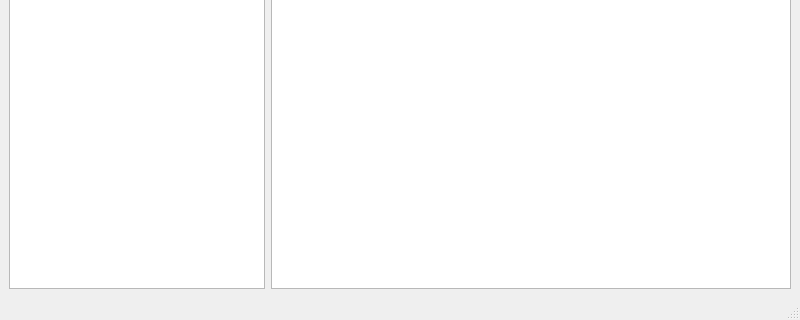
The window that tl45emu.ui (transfer-learning/qTL45) describes before a commit, drawn with Qt 5; both pictures show x 0 to 800 and y 280 to 600 of the 800 by 600 pixel window.
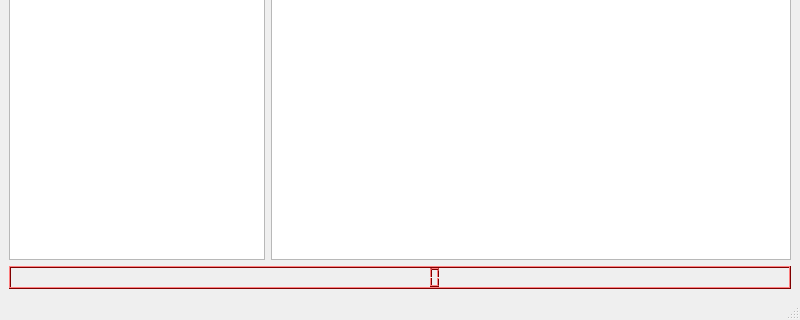
The same window after the commit.

```diff
--- a/tl45emu.ui
+++ b/tl45emu.ui
@@ -54,14 +54,482 @@
          </widget>
         </item>
         <item>
-         <widget class="QTableView" name="memory_view"/>
+         <widget class="QListView" name="memory_view">
+          <property name="enabled">
+           <bool>true</bool>
+          </property>
+          <property name="selectionMode">
+           <enum>QAbstractItemView::SingleSelection</enum>
+          </property>
+         </widget>
         </item>
        </layout>
       </item>
      </layout>
     </item>
     <item>
-     <layout class="QGridLayout" name="gridLayout"/>
+     <layout class="QGridLayout" name="gridLayout">
+      <item row="0" column="0">
+       <widget class="QLCDNumber" name="lcdNumber">
+        <property name="palette">
+         <palette>
+          <active>
+           <colorrole role="WindowText">
+            <brush brushstyle="SolidPattern">
+             <color alpha="255">
+              <red>0</red>
+              <green>0</green>
+              <blue>0</blue>
+             </color>
+            </brush>
+           </colorrole>
+           <colorrole role="Button">
+            <brush brushstyle="SolidPattern">
+             <color alpha="255">
+              <red>255</red>
+              <green>0</green>
+              <blue>0</blue>
+             </color>
+            </brush>
+           </colorrole>
+           <colorrole role="Light">
+            <brush brushstyle="SolidPattern">
+             <color alpha="255">
+              <red>255</red>
+              <green>127</green>
+              <blue>127</blue>
+             </color>
+            </brush>
+           </colorrole>
+           <colorrole role="Midlight">
+            <brush brushstyle="SolidPattern">
+             <color alpha="255">
+              <red>255</red>
+              <green>63</green>
+              <blue>63</blue>
+             </color>
+            </brush>
+           </colorrole>
+           <colorrole role="Dark">
+            <brush brushstyle="SolidPattern">
+             <color alpha="255">
+              <red>127</red>
+              <green>0</green>
+              <blue>0</blue>
+             </color>
+            </brush>
+           </colorrole>
+           <colorrole role="Mid">
+            <brush brushstyle="SolidPattern">
+             <color alpha="255">
+              <red>170</red>
+              <green>0</green>
+              <blue>0</blue>
+             </color>
+            </brush>
+           </colorrole>
+           <colorrole role="Text">
+            <brush brushstyle="SolidPattern">
+             <color alpha="255">
+              <red>0</red>
+              <green>0</green>
+              <blue>0</blue>
+             </color>
+            </brush>
+           </colorrole>
+           <colorrole role="BrightText">
+            <brush brushstyle="SolidPattern">
+             <color alpha="255">
+              <red>255</red>
+              <green>255</green>
+              <blue>255</blue>
+             </color>
+            </brush>
+           </colorrole>
+           <colorrole role="ButtonText">
+            <brush brushstyle="SolidPattern">
+             <color alpha="255">
+              <red>0</red>
+              <green>0</green>
+              <blue>0</blue>
+             </color>
+            </brush>
+           </colorrole>
+           <colorrole role="Base">
+            <brush brushstyle="SolidPattern">
+             <color alpha="255">
+              <red>255</red>
+              <green>255</green>
+              <blue>255</blue>
+             </color>
+            </brush>
+           </colorrole>
+           <colorrole role="Window">
+            <brush brushstyle="SolidPattern">
+             <color alpha="255">
+              <red>255</red>
+              <green>0</green>
+              <blue>0</blue>
+             </color>
+            </brush>
+           </colorrole>
+           <colorrole role="Shadow">
+            <brush brushstyle="SolidPattern">
+             <color alpha="255">
+              <red>0</red>
+              <green>0</green>
+              <blue>0</blue>
+             </color>
+            </brush>
+           </colorrole>
+           <colorrole role="AlternateBase">
+            <brush brushstyle="SolidPattern">
+             <color alpha="255">
+              <red>255</red>
+              <green>127</green>
+              <blue>127</blue>
+             </color>
+            </brush>
+           </colorrole>
+           <colorrole role="ToolTipBase">
+            <brush brushstyle="SolidPattern">
+             <color alpha="255">
+              <red>255</red>
+              <green>255</green>
+              <blue>220</blue>
+             </color>
+            </brush>
+           </colorrole>
+           <colorrole role="ToolTipText">
+            <brush brushstyle="SolidPattern">
+             <color alpha="255">
+              <red>0</red>
+              <green>0</green>
+              <blue>0</blue>
+             </color>
+            </brush>
+           </colorrole>
+           <colorrole role="PlaceholderText">
+            <brush brushstyle="SolidPattern">
+             <color alpha="128">
+              <red>0</red>
+              <green>0</green>
+              <blue>0</blue>
+             </color>
+            </brush>
+           </colorrole>
+          </active>
+          <inactive>
+           <colorrole role="WindowText">
+            <brush brushstyle="SolidPattern">
+             <color alpha="255">
+              <red>0</red>
+              <green>0</green>
+              <blue>0</blue>
+             </color>
+            </brush>
+           </colorrole>
+           <colorrole role="Button">
+            <brush brushstyle="SolidPattern">
+             <color alpha="255">
+              <red>255</red>
+              <green>0</green>
+              <blue>0</blue>
+             </color>
+            </brush>
+           </colorrole>
+           <colorrole role="Light">
+            <brush brushstyle="SolidPattern">
+             <color alpha="255">
+              <red>255</red>
+              <green>127</green>
+              <blue>127</blue>
+             </color>
+            </brush>
+           </colorrole>
+           <colorrole role="Midlight">
+            <brush brushstyle="SolidPattern">
+             <color alpha="255">
+              <red>255</red>
+              <green>63</green>
+              <blue>63</blue>
+             </color>
+            </brush>
+           </colorrole>
+           <colorrole role="Dark">
+            <brush brushstyle="SolidPattern">
+             <color alpha="255">
+              <red>127</red>
+              <green>0</green>
+              <blue>0</blue>
+             </color>
+            </brush>
+           </colorrole>
+           <colorrole role="Mid">
+            <brush brushstyle="SolidPattern">
+             <color alpha="255">
+              <red>170</red>
+              <green>0</green>
+              <blue>0</blue>
+             </color>
+            </brush>
+           </colorrole>
+           <colorrole role="Text">
+            <brush brushstyle="SolidPattern">
+             <color alpha="255">
+              <red>0</red>
+              <green>0</green>
+              <blue>0</blue>
+             </color>
+            </brush>
+           </colorrole>
+           <colorrole role="BrightText">
+            <brush brushstyle="SolidPattern">
+             <color alpha="255">
+              <red>255</red>
+              <green>255</green>
+              <blue>255</blue>
+             </color>
+            </brush>
+           </colorrole>
+           <colorrole role="ButtonText">
+            <brush brushstyle="SolidPattern">
+             <color alpha="255">
+              <red>0</red>
+              <green>0</green>
+              <blue>0</blue>
+             </color>
+            </brush>
+           </colorrole>
+           <colorrole role="Base">
+            <brush brushstyle="SolidPattern">
+             <color alpha="255">
+              <red>255</red>
+              <green>255</green>
+              <blue>255</blue>
+             </color>
+            </brush>
+           </colorrole>
+           <colorrole role="Window">
+            <brush brushstyle="SolidPattern">
+             <color alpha="255">
+              <red>255</red>
+              <green>0</green>
+              <blue>0</blue>
+             </color>
+            </brush>
+           </colorrole>
+           <colorrole role="Shadow">
+            <brush brushstyle="SolidPattern">
+             <color alpha="255">
+              <red>0</red>
+              <green>0</green>
+              <blue>0</blue>
+             </color>
+            </brush>
+           </colorrole>
+           <colorrole role="AlternateBase">
+            <brush brushstyle="SolidPattern">
+             <color alpha="255">
+              <red>255</red>
+              <green>127</green>
+              <blue>127</blue>
+             </color>
+            </brush>
+           </colorrole>
+           <colorrole role="ToolTipBase">
+            <brush brushstyle="SolidPattern">
+             <color alpha="255">
+              <red>255</red>
+              <green>255</green>
+              <blue>220</blue>
+             </color>
+            </brush>
+           </colorrole>
+           <colorrole role="ToolTipText">
+            <brush brushstyle="SolidPattern">
+             <color alpha="255">
+              <red>0</red>
+              <green>0</green>
+              <blue>0</blue>
+             </color>
+            </brush>
+           </colorrole>
+           <colorrole role="PlaceholderText">
+            <brush brushstyle="SolidPattern">
+             <color alpha="128">
+              <red>0</red>
+              <green>0</green>
+              <blue>0</blue>
+             </color>
+            </brush>
+           </colorrole>
+          </inactive>
+          <disabled>
+           <colorrole role="WindowText">
+            <brush brushstyle="SolidPattern">
+             <color alpha="255">
+              <red>127</red>
+              <green>0</green>
+              <blue>0</blue>
+             </color>
+            </brush>
+           </colorrole>
+           <colorrole role="Button">
+            <brush brushstyle="SolidPattern">
+             <color alpha="255">
+              <red>255</red>
+              <green>0</green>
+              <blue>0</blue>
+             </color>
+            </brush>
+           </colorrole>
+           <colorrole role="Light">
+            <brush brushstyle="SolidPattern">
+             <color alpha="255">
+              <red>255</red>
+              <green>127</green>
+              <blue>127</blue>
+             </color>
+            </brush>
+           </colorrole>
+           <colorrole role="Midlight">
+            <brush brushstyle="SolidPattern">
+             <color alpha="255">
+              <red>255</red>
+              <green>63</green>
+              <blue>63</blue>
+             </color>
+            </brush>
+           </colorrole>
+           <colorrole role="Dark">
+            <brush brushstyle="SolidPattern">
+             <color alpha="255">
+              <red>127</red>
+              <green>0</green>
+              <blue>0</blue>
+             </color>
+            </brush>
+           </colorrole>
+           <colorrole role="Mid">
+            <brush brushstyle="SolidPattern">
+             <color alpha="255">
+              <red>170</red>
+              <green>0</green>
+              <blue>0</blue>
+             </color>
+            </brush>
+           </colorrole>
+           <colorrole role="Text">
+            <brush brushstyle="SolidPattern">
+             <color alpha="255">
+              <red>127</red>
+              <green>0</green>
+              <blue>0</blue>
+             </color>
+            </brush>
+           </colorrole>
+           <colorrole role="BrightText">
+            <brush brushstyle="SolidPattern">
+             <color alpha="255">
+              <red>255</red>
+              <green>255</green>
+              <blue>255</blue>
+             </color>
+            </brush>
+           </colorrole>
+           <colorrole role="ButtonText">
+            <brush brushstyle="SolidPattern">
+             <color alpha="255">
+              <red>127</red>
+              <green>0</green>
+              <blue>0</blue>
+             </color>
+            </brush>
+           </colorrole>
+           <colorrole role="Base">
+            <brush brushstyle="SolidPattern">
+             <color alpha="255">
+              <red>255</red>
+              <green>0</green>
+              <blue>0</blue>
+             </color>
+            </brush>
+           </colorrole>
+           <colorrole role="Window">
+            <brush brushstyle="SolidPattern">
+             <color alpha="255">
+              <red>255</red>
+              <green>0</green>
+              <blue>0</blue>
+             </color>
+            </brush>
+           </colorrole>
+           <colorrole role="Shadow">
+            <brush brushstyle="SolidPattern">
+             <color alpha="255">
+              <red>0</red>
+              <green>0</green>
+              <blue>0</blue>
+             </color>
+            </brush>
+           </colorrole>
+           <colorrole role="AlternateBase">
+            <brush brushstyle="SolidPattern">
+             <color alpha="255">
+              <red>255</red>
+              <green>0</green>
+              <blue>0</blue>
+             </color>
+            </brush>
+           </colorrole>
+           <colorrole role="ToolTipBase">
+            <brush brushstyle="SolidPattern">
+             <color alpha="255">
+              <red>255</red>
+              <green>255</green>
+              <blue>220</blue>
+             </color>
+            </brush>
+           </colorrole>
+           <colorrole role="ToolTipText">
+            <brush brushstyle="SolidPattern">
+             <color alpha="255">
+              <red>0</red>
+              <green>0</green>
+              <blue>0</blue>
+             </color>
+            </brush>
+           </colorrole>
+           <colorrole role="PlaceholderText">
+            <brush brushstyle="SolidPattern">
+             <color alpha="128">
+              <red>0</red>
+              <green>0</green>
+              <blue>0</blue>
+             </color>
+            </brush>
+           </colorrole>
+          </disabled>
+         </palette>
+        </property>
+        <property name="font">
+         <font>
+          <pointsize>18</pointsize>
+         </font>
+        </property>
+        <property name="smallDecimalPoint">
+         <bool>false</bool>
+        </property>
+        <property name="digitCount">
+         <number>8</number>
+        </property>
+        <property name="mode">
+         <enum>QLCDNumber::Hex</enum>
+        </property>
+       </widget>
+      </item>
+     </layout>
     </item>
    </layout>
   </widget>
```
Left out of the diff: 8 changed lines with no effect on the pictures.
